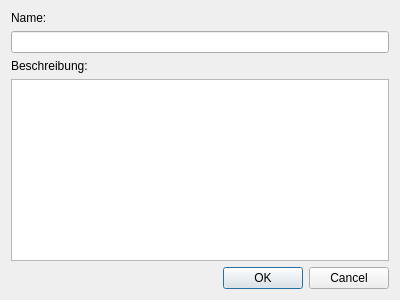
Before: the Qt Designer form VideoLabel/inputevobdialog.ui in Fomore/Hiwi, drawn with Qt 5.
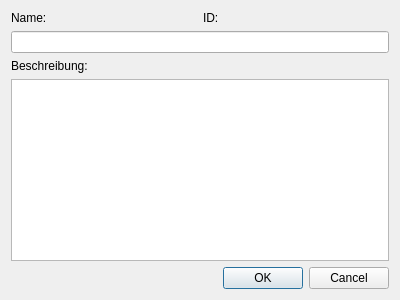
After: the same form once the commit is applied.

Diff of the .ui file:
```diff
--- a/VideoLabel/inputevobdialog.ui
+++ b/VideoLabel/inputevobdialog.ui
@@ -13,17 +13,28 @@
   <property name="windowTitle">
    <string>Input Dialog</string>
   </property>
-  <layout class="QVBoxLayout" name="verticalLayout_3" stretch="0,1,0">
+  <layout class="QVBoxLayout" name="verticalLayout_3">
    <item>
     <layout class="QVBoxLayout" name="verticalLayout">
      <item>
-      <widget class="QLabel" name="label">
+      <layout class="QHBoxLayout" name="horizontalLayout">
+       <item>
+        <widget class="QLabel" name="label_Name">
        <property name="text">
         <string>Name:</string>
        </property>
       </widget>
      </item>
      <item>
+        <widget class="QLabel" name="label_ID">
+         <property name="text">
+          <string>ID:</string>
+         </property>
+        </widget>
+       </item>
+      </layout>
+     </item>
+     <item>
       <widget class="QLineEdit" name="lineEditName"/>
      </item>
     </layout>
```
Left out of the diff: 2 changed lines with no effect on the pictures. Lines whose indentation alone changed are shown as unchanged.
